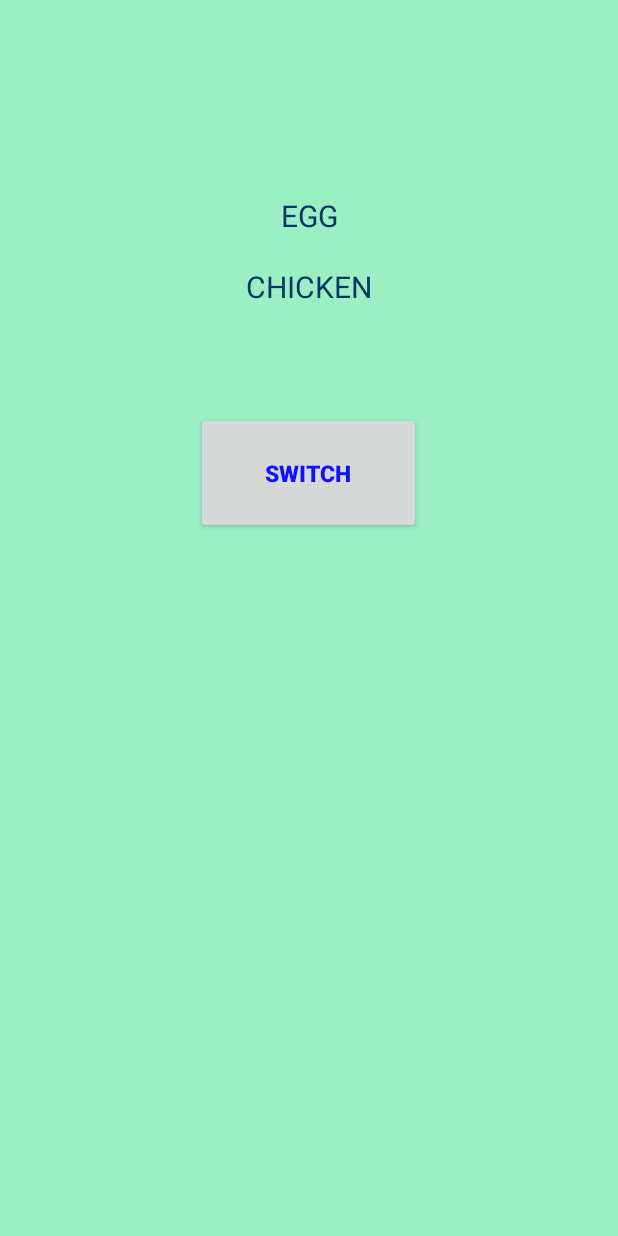
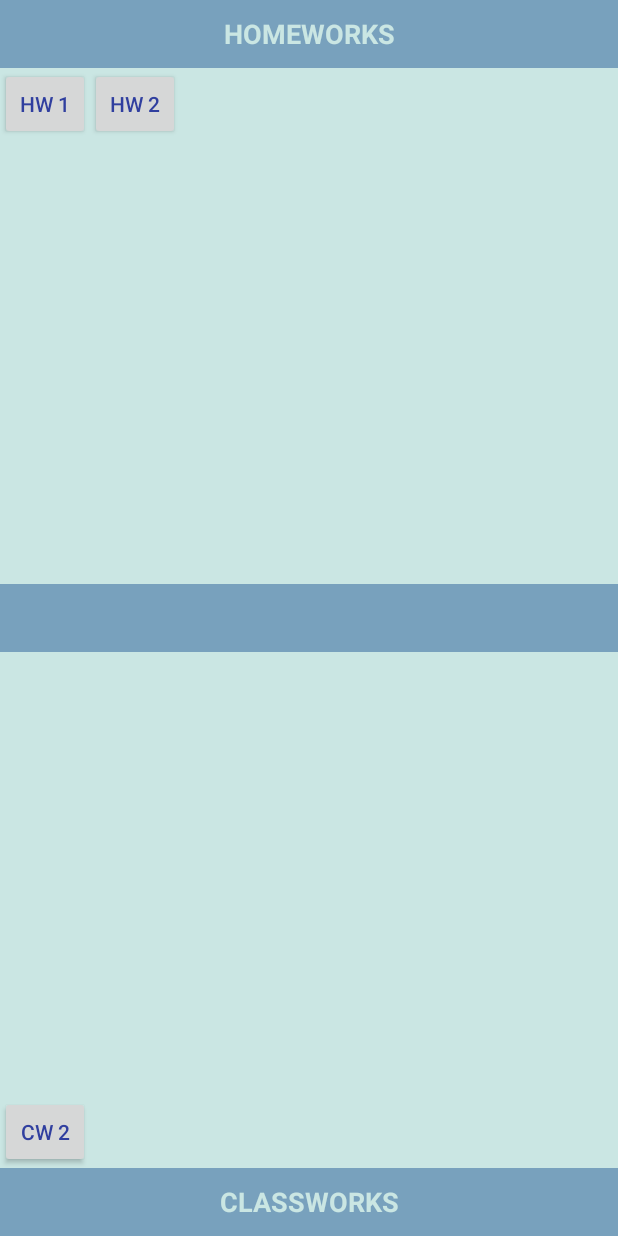
Before and after one commit to Olgarudzko/Android_Training, an Android app: the screen it shows after launch (MainActivity), on a phone screen of 412 x 824 dp. Run offline under Robolectric (Android 15) with nearby library versions, the phone set to English and light mode, and no system bars.

Commit message:
Homework2

```diff
--- a/app/src/main/java/com/rudzko/firstapp/MainActivity.java
+++ b/app/src/main/java/com/rudzko/firstapp/hw_1/hw1_Activity.java
@@ -1,4 +1,4 @@
-package com.rudzko.firstapp;
+package com.rudzko.firstapp.hw_1;
 
 import android.app.Activity;
 import android.os.Bundle;
@@ -9,20 +9,23 @@ import android.view.View.OnClickListener;
 import android.widget.Button;
 import android.widget.TextView;
 
-public class MainActivity extends Activity implements OnClickListener {
+import com.rudzko.firstapp.R;
 
+/**
+ * @author Olga Rudzko
+ */
 
-    private Button button;
+public class hw1_Activity extends Activity implements OnClickListener {
+
     private TextView text1;
     private TextView text2;
 
     @Override
     protected void onCreate(@Nullable Bundle savedInstanceState) {
         super.onCreate(savedInstanceState);
-        setContentView(R.layout.activity_main);
-        Log.d("MainActivity", "onCreate()");
-
-        button = (Button) findViewById(R.id.button_switch);
+        setContentView(R.layout.activity_hw1);
+        Log.d("hw1_Activity", "onCreate()");
+        Button button = (Button) findViewById(R.id.button_switch);
         text1 = (TextView) findViewById(R.id.text1);
         text1.setOnClickListener(this);
         text2 = (TextView) findViewById(R.id.text2);
@@ -40,35 +43,35 @@ public class MainActivity extends Activity implements OnClickListener {
     @Override
     protected void onStop() {
         super.onStop();
-        Log.d("MainActivity", "onStop()");
+        Log.d("hw1_Activity", "onStop()");
 
     }
 
     @Override
     protected void onDestroy() {
         super.onDestroy();
-        Log.d("MainActivity", "onDestroy()");
+        Log.d("hw1_Activity", "onDestroy()");
 
     }
 
     @Override
     protected void onStart() {
         super.onStart();
-        Log.d("MainActivity", "onStart()");
+        Log.d("hw1_Activity", "onStart()");
 
     }
 
     @Override
     protected void onResume() {
         super.onResume();
-        Log.d("MainActivity", "onResume()");
+        Log.d("hw1_Activity", "onResume()");
 
     }
 
     @Override
     protected void onPause() {
         super.onPause();
-        Log.d("MainActivity", "onPause()");
+        Log.d("hw1_Activity", "onPause()");
 
     }
 
--- /dev/null
+++ b/app/src/main/java/com/rudzko/firstapp/main/MainActivity.java
@@ -0,0 +1,85 @@
+package com.rudzko.firstapp.main;
+
+import android.app.Activity;
+import android.content.Intent;
+import android.os.Bundle;
+import android.support.annotation.Nullable;
+import android.view.View;
+import android.widget.Button;
+import android.widget.TextView;
+
+import com.rudzko.firstapp.R;
+import com.rudzko.firstapp.cw_2.cw2_Activity;
+import com.rudzko.firstapp.hw_1.hw1_Activity;
+import com.rudzko.firstapp.hw_2.hw2_Activity;
+
+/**
+ * @author Olga Rudzko
+ */
+
+public class MainActivity extends Activity {
+
+    public static final String KEY_USERNAME = "KEY_USERNAME";
+    public static final String KEY_PASSWORD = "KEY_PASSWORD";
+
+    @Override
+    protected void onCreate(@Nullable Bundle savedInstanceState) {
+        super.onCreate(savedInstanceState);
+        setContentView(R.layout.activity_main);
+        String username = getIntent().getStringExtra(KEY_USERNAME);
+        String password = getIntent().getStringExtra(KEY_PASSWORD);
+        TextView tw = (TextView)findViewById(R.id.greeting) ;
+        if (username!=null) tw.setText("glad to see you, "+username);
+        Button hw1 = (Button) findViewById(R.id.hw1_button);
+        hw1.setOnClickListener(new View.OnClickListener() {
+            @Override
+            public void onClick(View v) {
+                Intent intent = new Intent(MainActivity.this, hw1_Activity.class);
+                startActivity(intent);
+            }
+        });
+
+        Button cw2 = (Button) findViewById(R.id.cw2_button);
+        cw2.setOnClickListener(new View.OnClickListener() {
+            @Override
+            public void onClick(View v) {
+                Intent intent = new Intent(MainActivity.this, cw2_Activity.class);
+                startActivity(intent);
+            }
+        });
+
+        Button hw2=(Button) findViewById(R.id.hw2_button);
+        hw2.setOnClickListener(new View.OnClickListener() {
+            @Override
+            public void onClick(View v) {
+                Intent intent = new Intent(MainActivity.this, hw2_Activity.class);
+                startActivity(intent);
+            }
+        });
+    }
+
+    @Override
+    protected void onStart() {
+        super.onStart();
+    }
+
+    @Override
+    protected void onResume() {
+        super.onResume();
+    }
+
+    @Override
+    protected void onPause() {
+        super.onPause();
+    }
+
+    @Override
+    protected void onStop() {
+        super.onStop();
+    }
+
+    @Override
+    protected void onDestroy() {
+        super.onDestroy();
+    }
+}
--- a/app/src/main/res/layout/activity_main.xml
+++ b/app/src/main/res/layout/activity_main.xml
@@ -1,44 +1,47 @@
 <?xml version="1.0" encoding="utf-8"?>
-<LinearLayout xmlns:android="http://schemas.android.com/apk/res/android"
-    android:orientation="vertical" android:layout_width="match_parent"
-    android:layout_height="match_parent" android:background="#9aefc3">
+<RelativeLayout xmlns:android="http://schemas.android.com/apk/res/android"
+    android:orientation="vertical"
+    android:layout_width="match_parent"
+    android:layout_height="match_parent"
+    android:background="@color/light_blue"    >
 
-    <TextView
-        android:id="@+id/text1"
-        android:layout_width="300dp"
-        android:layout_height="wrap_content"
-        android:text="@string/text1"
-        android:textAlignment="center"
-        android:textColor="#FF043566"
-        android:textSize="20dp"
-        android:layout_gravity="center"
-        android:layout_marginTop="130dp"
-        android:textAllCaps="true"/>
-
-    <TextView
-        android:id="@+id/text2"
-        android:layout_width="300dp"
-        android:layout_height="wrap_content"
-        android:text="@string/text2"
-        android:textAlignment="center"
-        android:textColor="#FF043566"
-        android:textSize="20dp"
-        android:layout_gravity="center"
-        android:layout_marginTop="20dp"
-        android:textAllCaps="true"
-        android:onClick="onClick"/>
+    <EditText
+        style="@style/title"
+        android:id="@+id/homeworks"
+        android:text="@string/hw" />
 
     <Button
-        android:id="@+id/button_switch"
-        android:layout_width="150dp"
-        android:layout_height="wrap_content"
-        android:text="switch"
-        android:paddingTop="30dp"
-        android:paddingBottom="30dp"
-        android:layout_marginTop="70dp"
-        android:textColor="#1111ff"
-        android:textSize="15dp"
+        style="@style/menu_button"
+        android:id="@+id/hw1_button"
+        android:text="@string/hw1"
+        android:layout_below="@id/homeworks" />
+
+    <Button
+        style="@style/menu_button"
+        android:id="@+id/hw2_button"
+        android:text="@string/hw2"
+        android:layout_below="@id/homeworks"
+        android:layout_toRightOf="@id/hw1_button" />
+
+    <EditText
+        style="@style/title"
+        android:id="@+id/greeting"
+        android:layout_centerVertical="true" />
+
+    <EditText
+        style="@style/title"
+        android:id="@+id/classworks"
+        android:layout_alignParentBottom="true"
+        android:text="@string/cw"
+        android:textAllCaps="true"
         android:textStyle="bold"
-        android:layout_gravity="center"/>
+        android:background="@color/skyblue"
+        android:textColor="@color/light_blue"/>
 
-</LinearLayout>
+    <Button
+        style="@style/menu_button"
+        android:id="@+id/cw2_button"
+        android:text="@string/cw2"
+        android:layout_above="@id/classworks" />
+
+</RelativeLayout>
--- a/app/src/main/res/values/colors.xml
+++ b/app/src/main/res/values/colors.xml
@@ -2,5 +2,11 @@
 <resources>
     <color name="colorPrimary">#3F51B5</color>
     <color name="colorPrimaryDark">#303F9F</color>
-    <color name="colorAccent">#FF4081</color>
+    <color name="white">#ffffff</color>
+    <color name="light_blue">#cae6e3</color>
+    <color name="dark_blue">#FF043566</color>
+    <color name="skyblue">#78a1bd</color>
+    <color name="red">#fd0000</color>
+    <color name="green">#47994a</color>
+    <color name="yellow">#ffe602</color>
 </resources>
--- a/app/src/main/res/values/strings.xml
+++ b/app/src/main/res/values/strings.xml
@@ -1,5 +1,22 @@
 <resources>
-    <string name="app_name">FirstApp</string>
+    <string name="app_name">Student: Olga Rudzko</string>
     <string name="text1">egg</string>
     <string name="text2">chicken</string>
+    <string name="wcamefirst">what came first?</string>
+    <string name="sw">switch</string>
+    <string name="name">name</string>
+    <string name="password">password</string>
+    <string name="login">login</string>
+    <string name="hw">homeworks</string>
+    <string name="cw">classworks</string>
+    <string name="hw1">hw 1</string>
+    <string name="hw2">hw 2</string>
+    <string name="cw2">cw 2</string>
+    <string name="aus">Austria</string>
+    <string name="pol">Poland</string>
+    <string name="it">Italy</string>
+    <string name="col">Columbia</string>
+    <string name="mad">Madagascar</string>
+    <string name="tai">Thailand</string>
+    <string name="den">Denmark</string>
 </resources>
--- a/app/src/main/res/values/styles.xml
+++ b/app/src/main/res/values/styles.xml
@@ -5,7 +5,56 @@
         <!-- Customize your theme here. -->
         <item name="colorPrimary">@color/colorPrimary</item>
         <item name="colorPrimaryDark">@color/colorPrimaryDark</item>
-        <item name="colorAccent">@color/colorAccent</item>
     </style>
 
+    <style name="my_button">
+        <item name="android:layout_width">@dimen/button_width</item>
+        <item name="android:layout_height">wrap_content</item>
+        <item name="android:layout_gravity">center</item>
+        <item name="android:textStyle">bold</item>
+        <item name="android:textSize">@dimen/button_text</item>
+        <item name="android:paddingTop">@dimen/padding_and_letters</item>
+        <item name="android:paddingBottom">@dimen/padding_and_letters</item>
+        <item name="android:layout_marginTop">@dimen/padding_and_letters</item>
+        <item name="android:textColor">@color/colorPrimaryDark</item>
+    </style>
+
+    <style name="my_line">
+        <item name="android:layout_gravity">center</item>
+        <item name="android:gravity">center</item>
+        <item name="android:layout_width">@dimen/line_width</item>
+        <item name="android:layout_height">@dimen/line_height</item>
+        <item name="android:textSize">@dimen/padding_and_letters</item>
+        <item name="android:textAlignment">center</item>
+        <item name="android:textColor">@color/dark_blue</item>
+    </style>
+
+    <style name="menu_button">
+        <item name="android:layout_width">@dimen/menu_button_width</item>
+        <item name="android:layout_height">wrap_content</item>
+        <item name="android:textColor">@color/colorPrimaryDark</item>
+        <item name="android:textAllCaps">true</item>
+    </style>
+
+    <style name="title">
+        <item name="android:layout_gravity">center</item>
+        <item name="android:gravity">center</item>
+        <item name="android:layout_height">@dimen/line_height</item>
+        <item name="android:textAllCaps">true</item>
+        <item name="android:textStyle">bold</item>
+        <item name="android:background">@color/skyblue</item>
+        <item name="android:textColor">@color/light_blue</item>
+        <item name="android:layout_width">match_parent</item>
+    </style>
+
+    <style name="flag_line">
+        <item name="android:layout_width">@dimen/line_width</item>
+        <item name="android:layout_height">@dimen/menu_button_width</item>
+        <item name="android:layout_gravity">center</item>
+    </style>
+
+    <style name="flag_column">
+        <item name="android:layout_width">@dimen/button_width</item>
+        <item name="android:layout_height">@dimen/flag_height</item>
+    </style>
 </resources>
```
Also changed, not shown: app/src/main/AndroidManifest.xml (+7 -2 lines), app/src/main/java/com/rudzko/firstapp/cw_2/cw2_Activity.java (added, +61 -0 lines), app/src/main/java/com/rudzko/firstapp/hw_2/hw2_Activity.java (added, +45 -0 lines), app/src/main/res/layout/activity_cw2.xml (added, +28 -0 lines), app/src/main/res/layout/activity_hw1.xml (added, +39 -0 lines), app/src/main/res/layout/activity_hw2.xml (added, +183 -0 lines), app/src/main/res/values/dimen.xml (added, +11 -0 lines).
